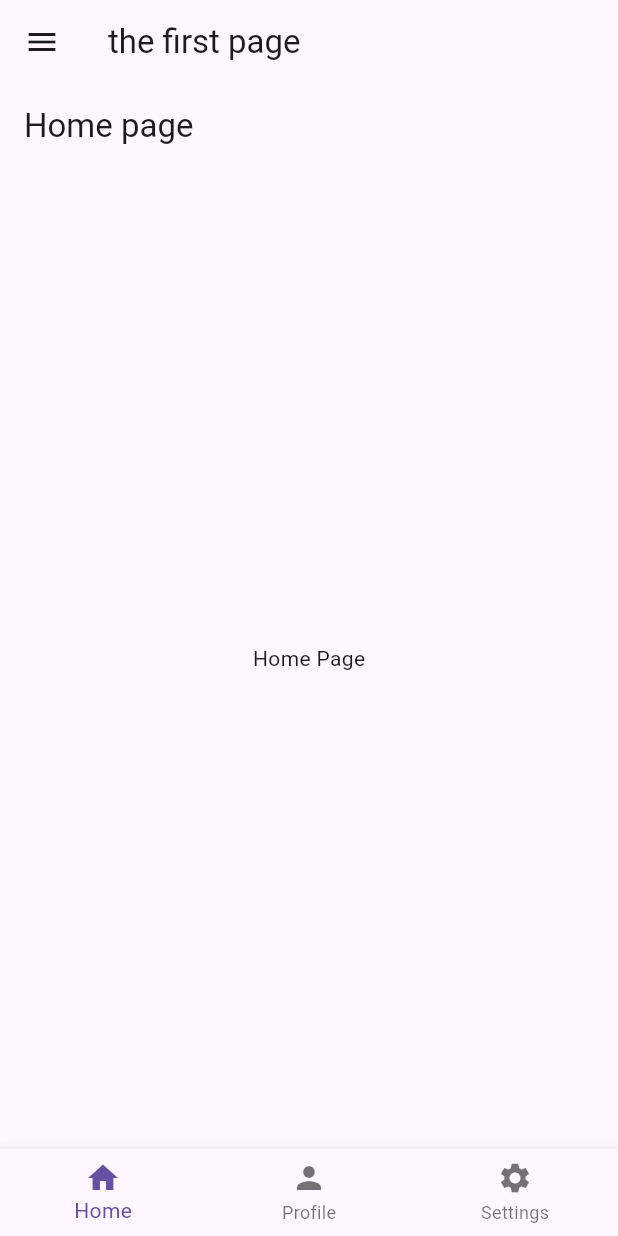
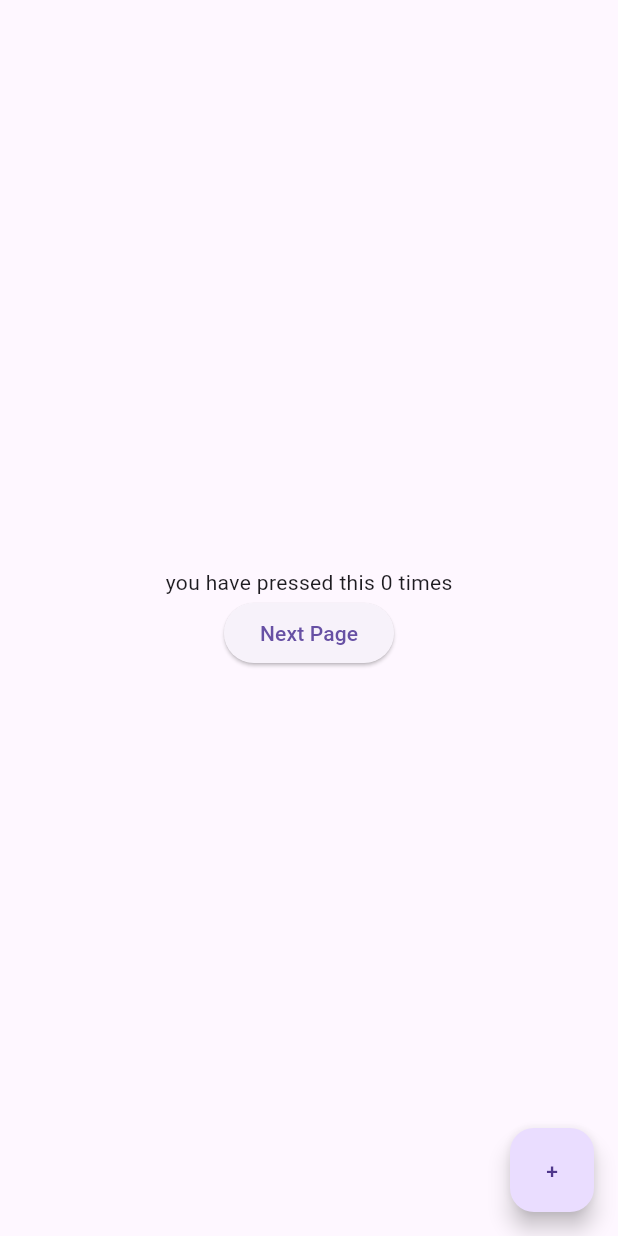
Before and after one commit to jamesthegreat2021/coffee-app-flutter, a Flutter app: the screen it shows after launch, on a phone screen of 412 x 824 dp. Run offline on Flutter 3.47's test engine with Material 3 defaults, Android fonts, the phone set to English and light mode, and no system bars.

```diff
--- a/lib/arrow_forward.dart
+++ /dev/null
@@ -1,13 +0,0 @@
-import 'package:flutter/material.dart';
-
-class Arrow extends StatelessWidget {
-  const Arrow({super.key});
-
-  @override
-  Widget build(BuildContext context) {
-    return Scaffold(
-      appBar: AppBar(title: Text('Arrow forward page')),
-      body: Center(child: Text('Arrow forward page navigated'))
-    );
-  }
-}
--- a/lib/homepage.dart
+++ /dev/null
@@ -1,15 +0,0 @@
-import 'package:flutter/material.dart';
-
-class HomePage extends StatelessWidget {
-  const HomePage({super.key});
-
-  @override
-  Widget build(BuildContext context) {
-    return Scaffold(
-      appBar: AppBar(
-        title: Text('Home page'),
-      ),
-      body: Center(child: Text('Home Page'),),
-    );
-  }
-}
--- a/lib/main.dart
+++ b/lib/main.dart
@@ -1,110 +1,57 @@
 import 'package:flutter/material.dart';
-import 'package:flutter_application_1/homepage.dart';
-import 'package:flutter_application_1/other_pages.dart';
-import 'package:flutter_application_1/profile_page.dart';
-import 'package:flutter_application_1/settings.dart';
-
-
+import 'package:flutter_application_1/textpage.dart';
 
 void main(){
-  runApp(MaterialApp(
-
+  runApp(
+    MaterialApp(
       debugShowCheckedModeBanner: false,
-
-    home: FirstPage(),
-
+      home: CounterIncrement(),
       routes: {
-
-
-      '/thepage': (context) => HomePage(),
-
-      '/settingspage':  (context) => Settings(),
-
-      '/profilepage': (context) {
-        return ProfilePage();
+        '/textpage' : (context) {
+          return Textpage();
+        }
       },
-      '/otherpage': (context) {
-        return OtherPage();
+    ),
+  );
 }
 
+class CounterIncrement extends StatefulWidget {
 
+  const CounterIncrement({super.key});
 
-    },
-  ));
+  @override
+  State<CounterIncrement> createState() => _CounterIncrementState();
 }
 
-class FirstPage extends StatefulWidget {
-  const FirstPage({super.key});
-
-  @override
-  State<FirstPage> createState() => _FirstPageState();
-}
-
-class _FirstPageState extends State<FirstPage> {
- int _selectedIndex = 0;
-
- final List _pages = [
-    HomePage(),
-    ProfilePage(),
-    Settings(),
-  ];
-
-  void changeIndex(int index){
-    setState(() {
-      _selectedIndex = index;
-    });
-  }
-
+class _CounterIncrementState extends State<CounterIncrement> {
+  int counter = 0;
   @override
   Widget build(BuildContext context) {
     return Scaffold(
-      appBar: AppBar(title: Text('the first page'),),
-      body: _pages[_selectedIndex],
-      drawer: Drawer(
-        backgroundColor: Colors.deepPurple[100],
-        child: Column(
+      body: Column(
+        mainAxisAlignment: MainAxisAlignment.center,
         children: [
-            DrawerHeader(child: Icon(Icons.favorite, size: 48)),
-            ListTile(
-              leading: Icon(Icons.home),
-              title: Text('H O M E'),
-              onTap: (){
-                Navigator.pop(context);
-                Navigator.pushNamed(context, '/thepage');
-              },
-            ),
-            ListTile(
-              leading: Icon(Icons.settings),
-              title: Text("S E T T I N G S"),
-              onTap: (){
-                Navigator.pop(context);
-                Navigator.pushNamed(context, '/settingspage');
-              },
 
-            ),
-            ListTile(
-              leading: Icon(Icons.arrow_forward),
-              title: Text('O T H E R  P A G E S'),
-              onTap: (){
+          Center(child: Text('you have pressed this $counter times'),),
+          ElevatedButton(
+            onPressed: (){
 
-                Navigator.pop(context);
-                Navigator.pushNamed(context, '/otherpage');
+              Navigator.pushNamed(context, '/textpage');
 
             },
-
+            child: Text('Next Page'),
             ),
         ],
       ),
-      ),
-      bottomNavigationBar: BottomNavigationBar(
-        currentIndex: _selectedIndex,
-        onTap: changeIndex,
-        items: [
-          BottomNavigationBarItem(icon: Icon(Icons.home), label: 'Home'),
-          BottomNavigationBarItem(icon: Icon(Icons.person), label: 'Profile'),
-          BottomNavigationBarItem(icon: Icon(Icons.settings), label: 'Settings')
-        ],
+      floatingActionButton: FloatingActionButton(
+        onPressed: (){
+          setState(() {
+            counter = counter - 1 ;
+          });
+        },
+        child: Text('+'),
         ),
     );
+
   }
 }
--- a/lib/other_settings.dart
+++ /dev/null
@@ -1,15 +0,0 @@
-import 'package:flutter/material.dart';
-
-class OtherSettings extends StatelessWidget {
-  const OtherSettings({super.key});
-
-  @override
-  Widget build(BuildContext context) {
-    return Scaffold(
-      appBar: AppBar(
-        title: Text('other settings clicked')
-      ),
-      body: Center(child: Text('Other settings clicked'),)
-    );
-  }
-}
--- a/lib/profile_page.dart
+++ /dev/null
@@ -1,14 +0,0 @@
-import 'package:flutter/material.dart';
-
-class ProfilePage extends StatelessWidget {
-  const ProfilePage({super.key});
-
-  @override
-  Widget build(BuildContext context) {
-    return Scaffold(
-      appBar: AppBar(title: Text('Profile page'),),
-      body: Center(child: Text('Profile page')),
-
-    );
-  }
-}
--- a/lib/settings.dart
+++ /dev/null
@@ -1,15 +0,0 @@
-import 'package:flutter/material.dart';
-
-class Settings extends StatelessWidget {
-  const Settings({super.key});
-
-  @override
-  Widget build(BuildContext context) {
-    return Scaffold(
-      appBar: AppBar(
-        title: Text('settings page'),
-      ),
-      body: Center(child: Text("Settings Page"),),
-    );
-  }
-}
```
Also changed, not shown: lib/other_pages.dart (deleted, +0 -47 lines), lib/search.dart (deleted, +0 -15 lines), lib/textpage.dart (added, +36 -0 lines). Lines whose indentation alone changed are shown as unchanged.
